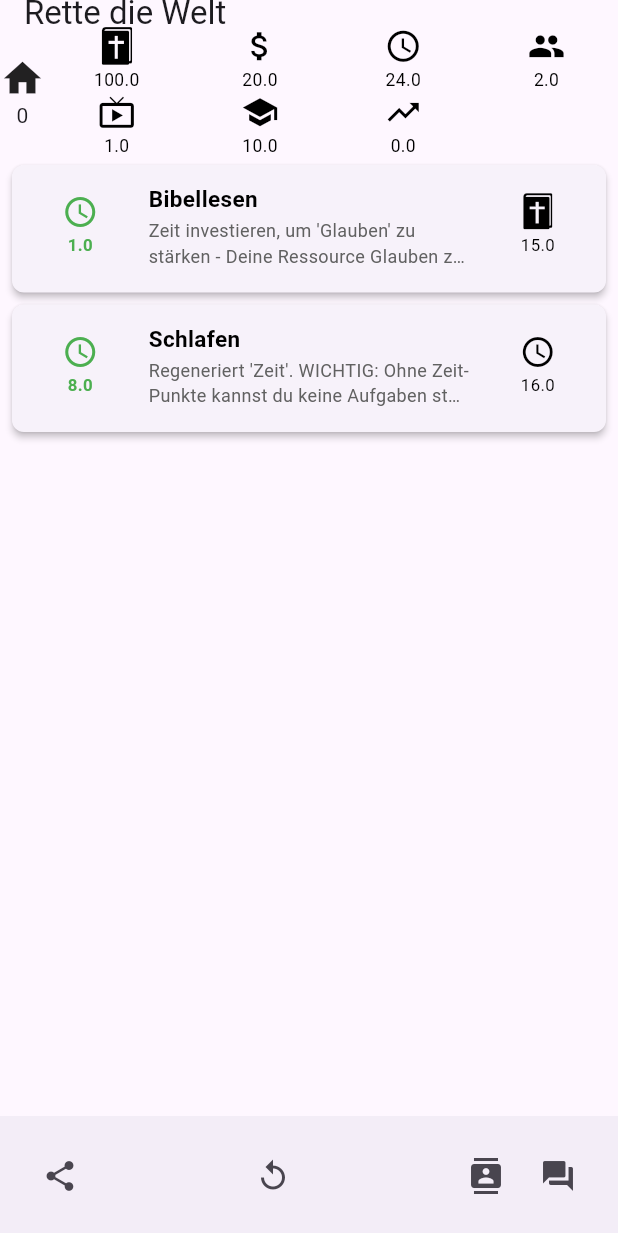
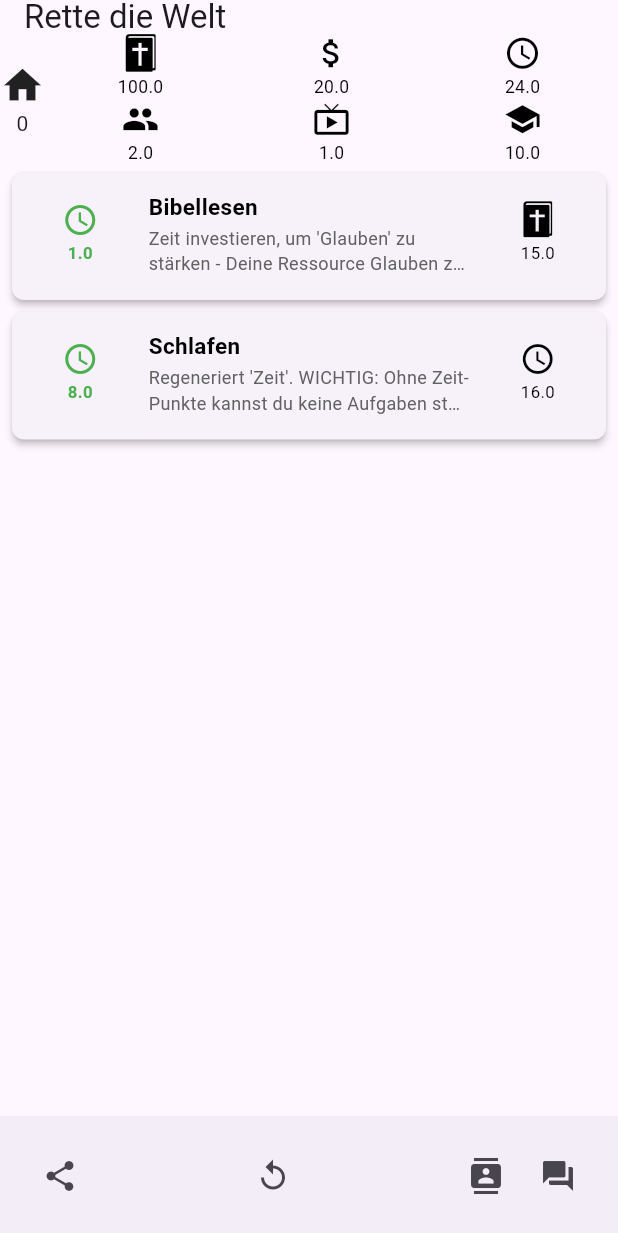
Before and after one commit to Paradoxianer/save_the_world, a Flutter app: the screen it shows after launch, on a phone screen of 412 x 824 dp. Shown: the top 1233 px of the screen. Run offline on Flutter 3.47's test engine with Material 3 defaults, Android fonts, the phone set to English and light mode, and no system bars; our stand-ins replace share_plus.

Commit message:
ui: fixed the ressource table

```diff
--- a/lib/main.dart
+++ b/lib/main.dart
@@ -56,13 +56,14 @@ class Home extends StatelessWidget {
     return Scaffold(
       appBar: AppBar(
         bottom: PreferredSize(
-            preferredSize: const Size.fromHeight(50.0),
+            preferredSize: const Size.fromHeight(55.0),
             child: Row(
               children: <Widget>[
                 const StageItem(),
                 Expanded(
                     child: RessourceTable(
-                      ressourceList: Game.ressources.values.toList(),
+                      // Filter stage resource to maintain 3x2 layout (6 icons total)
+                      ressourceList: Game.ressources.values.where((r) => r.name != "Stage").toList(),
                       size: 25.0,
                     )),
               ],
```
